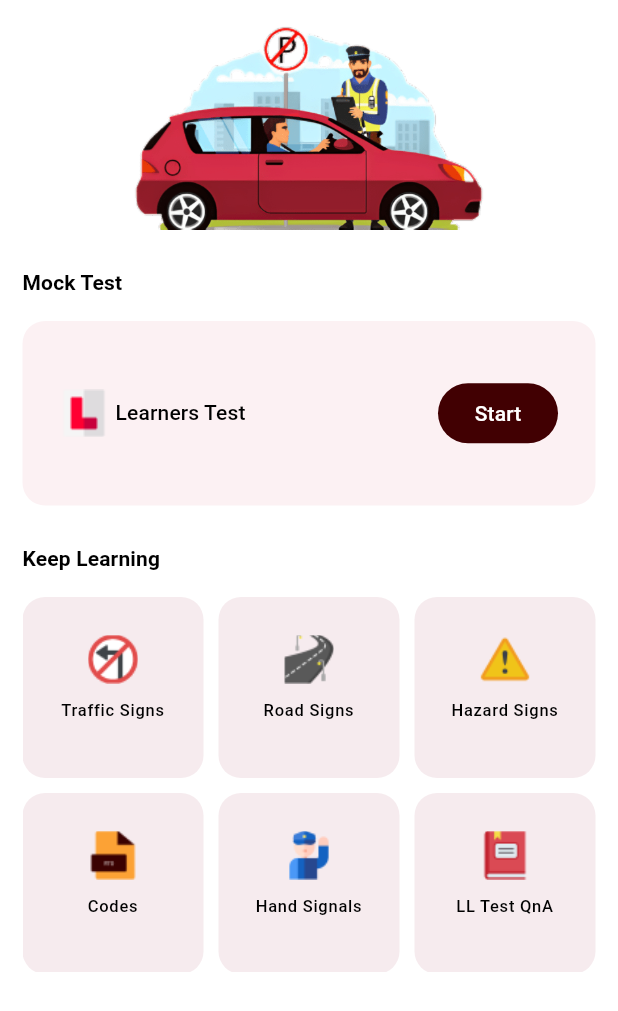
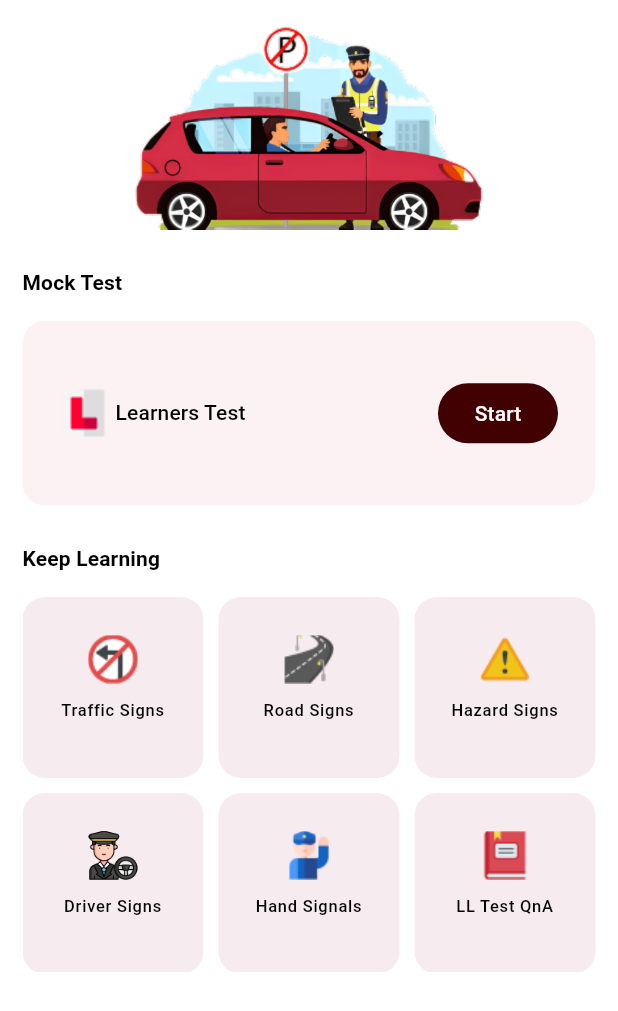
Before and after one commit to sacrilegioushero220/Learners-Choice-App, a Flutter app: the HomeScreen screen opened directly, on a phone screen of 412 x 824 dp. Shown: the top 1011 px of the screen. Run offline on Flutter 3.47's test engine with Material 3 defaults, Android fonts, the phone set to English and light mode, and no system bars; our stand-ins replace cached_network_image, cloud_firestore, equatable, firebase_core, flutter_bloc, flutter_cache_manager and 3 more; accounts and stored records are empty; network calls fail; statements that could not run were skipped.

Commit message:
Driver Signs button completed

```diff
--- a/lib/core/blocs/cubit/apiCubit/api_cubit.dart
+++ b/lib/core/blocs/cubit/apiCubit/api_cubit.dart
@@ -21,6 +21,10 @@ class ApiCubit extends Cubit<ApiState> {
 
   Future<void> fetchItems(TrafficSignType type) async {
     await fetchData('trafficSigns', subCollectionPath: type.path);
+  }
+
+  Future<void> fetchDriverSignals() async {
+    await fetchData('driverSignals');
   }
 
   Future<void> fetchData(String collectionPath,
--- a/lib/core/constants/text.dart
+++ b/lib/core/constants/text.dart
@@ -27,7 +27,7 @@ String lIconPath = "assets/Images/homescreen/L.png";
 String gridViewItemIcon1 = "assets/Images/homescreen/TrafficSigns.png";
 String gridViewItemIcon2 = "assets/Images/homescreen/RoadSign.png";
 String gridViewItemIcon3 = "assets/Images/homescreen/HazardSigns.png";
-String gridViewItemIcon4 = "assets/Images/homescreen/Codes.png";
+String gridViewItemIcon4 = "assets/icons/driver.png";
 String gridViewItemIcon5 = "assets/Images/homescreen/HandSignals.png";
 String gridViewItemIcon6 = "assets/Images/homescreen/LLTestQna.png";
 
@@ -35,7 +35,7 @@ String gridViewItemIcon6 = "assets/Images/homescreen/LLTestQna.png";
 String gridViewItemlabel1 = "Traffic Signs";
 String gridViewItemlabel2 = "Road Signs";
 String gridViewItemlabel3 = "Hazard Signs";
-String gridViewItemlabel4 = "Codes";
+String gridViewItemlabel4 = "Driver Signs";
 String gridViewItemlabel5 = "Hand Signals";
 String gridViewItemlabel6 = "LL Test QnA";
 
```
Also changed, not shown: lib/Presentation/custom_list_view_screen.dart (+3 -4 lines), lib/Presentation/home/home_screen.dart (+12 -3 lines), assets/Images/handsignalofdriver/Hand-Signals-Drivers.jpg (added), assets/Images/handsignalofdriver/left.jpg (added), assets/Images/handsignalofdriver/overtake.jpg (added), assets/Images/handsignalofdriver/right.jpg (added), assets/Images/handsignalofdriver/stop.jpg (added), assets/icons/driver.png (added).
